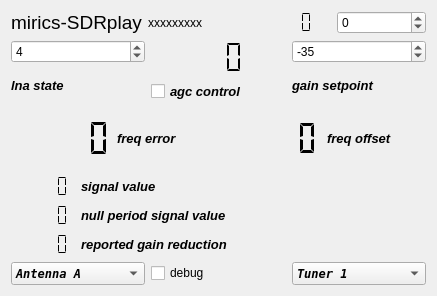
This is dab-2/devices-dab-2/sdrplay-widget.ui in JvanKatwijk/qt-dab as Qt 5 draws it before an edit. The edited form follows.
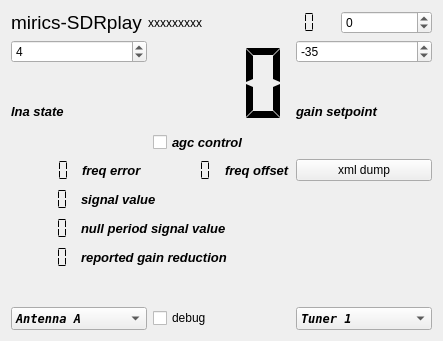
This is the edited form.

The edit to the form file:
```diff
--- a/dab-2/devices-dab-2/sdrplay-widget.ui
+++ b/dab-2/devices-dab-2/sdrplay-widget.ui
@@ -6,8 +6,8 @@
    <rect>
     <x>0</x>
     <y>0</y>
-    <width>437</width>
-    <height>296</height>
+    <width>443</width>
+    <height>341</height>
    </rect>
   </property>
   <property name="windowTitle">
@@ -239,6 +239,13 @@
        </item>
       </layout>
      </item>
+     <item>
+      <widget class="QPushButton" name="xml_dumpButton">
+       <property name="text">
+        <string>xml dump</string>
+       </property>
+      </widget>
+     </item>
     </layout>
    </item>
    <item>
```
